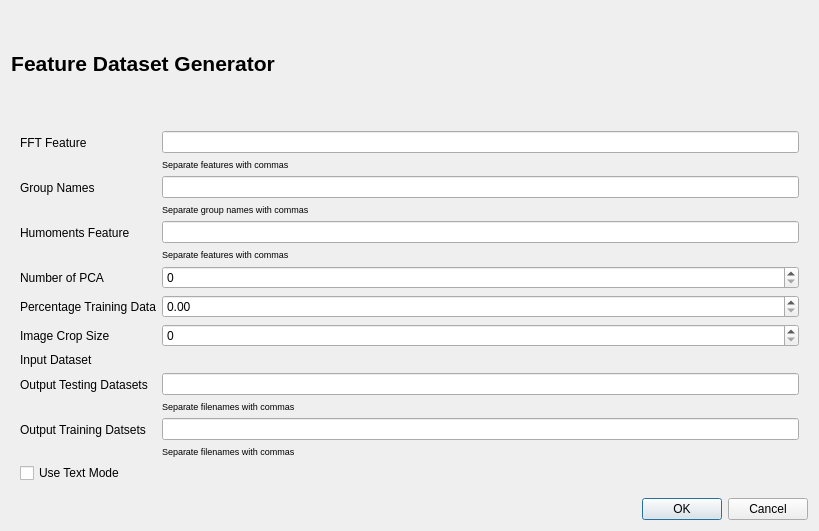
Qt form feat_dataset_generator/feat_dataset_generator_dialog_base.ui (AUGSignals/qgis-plugins) before a commit.
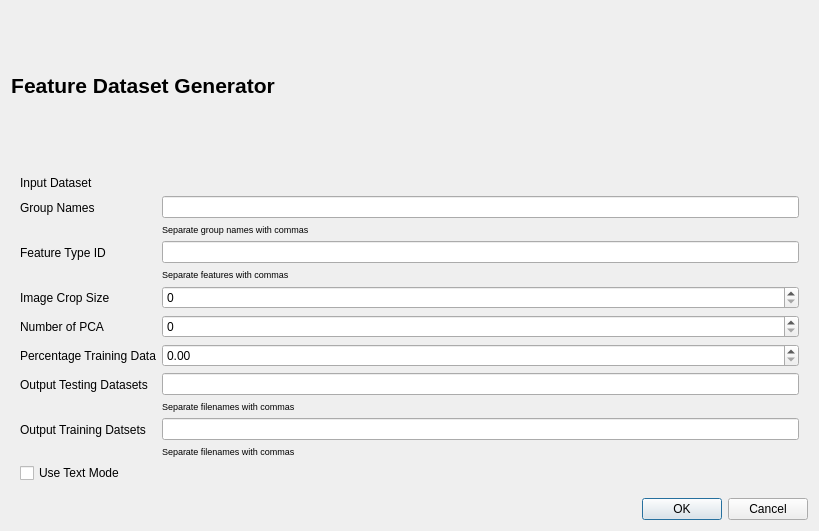
The same form after that commit. Custom widgets are drawn as their Qt base class.

What changed in the file:
```diff
--- a/feat_dataset_generator/feat_dataset_generator_dialog_base.ui
+++ b/feat_dataset_generator/feat_dataset_generator_dialog_base.ui
@@ -14,29 +14,42 @@
    <string>Feature Dataset Generator</string>
   </property>
   <layout class="QGridLayout" name="gridLayout">
+   <item row="0" column="1" alignment="Qt::AlignLeft">
+    <widget class="QLabel" name="title_label">
+     <property name="text">
+      <string>&lt;!DOCTYPE HTML PUBLIC &quot;-//W3C//DTD HTML 4.0//EN&quot; &quot;http://www.w3.org/TR/REC-html40/strict.dtd&quot;&gt;
+&lt;html&gt;&lt;head&gt;&lt;meta name=&quot;qrichtext&quot; content=&quot;1&quot; /&gt;&lt;style type=&quot;text/css&quot;&gt;
+p, li { white-space: pre-wrap; }
+&lt;/style&gt;&lt;/head&gt;&lt;body style=&quot; font-family:'MS Shell Dlg 2'; font-size:8pt; font-weight:400; font-style:normal;&quot;&gt;
+&lt;p style=&quot; margin-top:0px; margin-bottom:0px; margin-left:0px; margin-right:0px; -qt-block-indent:0; text-indent:0px;&quot;&gt;&lt;span style=&quot; font-family:'Sans Serif'; font-size:16pt; font-weight:600;&quot;&gt;Feature Dataset Generator&lt;/span&gt;&lt;/p&gt;&lt;/body&gt;&lt;/html&gt;</string>
+     </property>
+     <property name="alignment">
+      <set>Qt::AlignCenter</set>
+     </property>
+    </widget>
+   </item>
+   <item row="4" column="1">
+    <widget class="QDialogButtonBox" name="button_box">
+     <property name="orientation">
+      <enum>Qt::Horizontal</enum>
+     </property>
+     <property name="standardButtons">
+      <set>QDialogButtonBox::Cancel|QDialogButtonBox::Ok</set>
+     </property>
+    </widget>
+   </item>
    <item row="2" column="1">
     <widget class="QWidget" name="widget" native="true">
      <layout class="QFormLayout" name="formLayout">
       <item row="0" column="0">
-       <widget class="QLabel" name="fftFeatureLabel">
+       <widget class="QLabel" name="inputDatasetLabel">
         <property name="text">
-         <string>FFT Feature</string>
+         <string>Input Dataset</string>
         </property>
        </widget>
       </item>
       <item row="0" column="1">
-       <layout class="QVBoxLayout" name="fftFeatureVBoxLayout">
-        <item>
-         <widget class="QLineEdit" name="fftFeatureLineEdit"/>
-        </item>
-        <item>
-         <widget class="QLabel" name="fftFeatureHelpLabel">
-          <property name="text">
-           <string>&lt;html&gt;&lt;head/&gt;&lt;body&gt;&lt;p&gt;&lt;span style=&quot; font-size:7pt;&quot;&gt;Separate features with commas&lt;/span&gt;&lt;/p&gt;&lt;/body&gt;&lt;/html&gt;</string>
-          </property>
-         </widget>
-        </item>
-       </layout>
+       <widget class="QgsFileWidget" name="inputDatasetQgsFileWidget"/>
       </item>
       <item row="1" column="0">
        <widget class="QLabel" name="groupNamesLabel">
@@ -60,19 +73,19 @@
        </layout>
       </item>
       <item row="2" column="0">
-       <widget class="QLabel" name="humomentsFeatureLabel">
+       <widget class="QLabel" name="fftFeatureLabel">
         <property name="text">
-         <string>Humoments Feature</string>
+         <string>Feature Type ID</string>
         </property>
        </widget>
       </item>
       <item row="2" column="1">
-       <layout class="QVBoxLayout" name="humomentsFeatureVBoxLayout">
+       <layout class="QVBoxLayout" name="fftFeatureVBoxLayout">
         <item>
-         <widget class="QLineEdit" name="humomentsFeatureLineEdit"/>
+         <widget class="QLineEdit" name="fftFeatureLineEdit"/>
         </item>
         <item>
-         <widget class="QLabel" name="humomentsFeatureHelpLabel">
+         <widget class="QLabel" name="fftFeatureHelpLabel">
           <property name="text">
            <string>&lt;html&gt;&lt;head/&gt;&lt;body&gt;&lt;p&gt;&lt;span style=&quot; font-size:7pt;&quot;&gt;Separate features with commas&lt;/span&gt;&lt;/p&gt;&lt;/body&gt;&lt;/html&gt;</string>
           </property>
@@ -80,28 +93,35 @@
         </item>
        </layout>
       </item>
-      <item row="3" column="0">
+      <item row="4" column="0">
+       <widget class="QLabel" name="imageCropSizeLabel">
+        <property name="text">
+         <string>Image Crop Size</string>
+        </property>
+       </widget>
+      </item>
+      <item row="5" column="0">
        <widget class="QLabel" name="numberPCALabel">
         <property name="text">
          <string>Number of PCA</string>
         </property>
        </widget>
       </item>
-      <item row="3" column="1">
+      <item row="5" column="1">
        <widget class="QSpinBox" name="numberPCASpinBox">
         <property name="maximum">
          <number>1000</number>
         </property>
        </widget>
       </item>
-      <item row="5" column="0">
+      <item row="7" column="0">
        <widget class="QLabel" name="percentageTrainingDataLabel">
         <property name="text">
          <string>Percentage Training Data</string>
         </property>
        </widget>
       </item>
-      <item row="5" column="1">
+      <item row="7" column="1">
        <widget class="QDoubleSpinBox" name="percentageTrainingDataDoubleSpinBox">
         <property name="maximum">
          <double>1.000000000000000</double>
@@ -111,38 +131,14 @@
         </property>
        </widget>
       </item>
-      <item row="7" column="0">
-       <widget class="QLabel" name="imageCropSizeLabel">
-        <property name="text">
-         <string>Image Crop Size</string>
-        </property>
-       </widget>
-      </item>
-      <item row="7" column="1">
-       <widget class="QSpinBox" name="imageCropSizeSpinBox">
-        <property name="maximum">
-         <number>100</number>
-        </property>
-       </widget>
-      </item>
-      <item row="8" column="0">
-       <widget class="QLabel" name="inputDatasetLabel">
-        <property name="text">
-         <string>Input Dataset</string>
-        </property>
-       </widget>
-      </item>
-      <item row="8" column="1">
-       <widget class="QgsFileWidget" name="inputDatasetQgsFileWidget"/>
-      </item>
-      <item row="9" column="0">
+      <item row="11" column="0">
        <widget class="QLabel" name="outputTestingDatasetLabel">
         <property name="text">
          <string>Output Testing Datasets</string>
         </property>
        </widget>
       </item>
-      <item row="9" column="1">
+      <item row="11" column="1">
        <layout class="QVBoxLayout" name="outputTestingDatasetVBoxLayout">
         <item>
          <widget class="QLineEdit" name="outputTestingDatasetLineEdit"/>
@@ -156,14 +152,14 @@
         </item>
        </layout>
       </item>
-      <item row="10" column="0">
+      <item row="12" column="0">
        <widget class="QLabel" name="outputTrainingDatasetLabel">
         <property name="text">
          <string>Output Training Datsets</string>
         </property>
        </widget>
       </item>
-      <item row="10" column="1">
+      <item row="12" column="1">
        <layout class="QVBoxLayout" name="outputTrainingDatasetVBoxLayout">
         <item>
          <widget class="QLineEdit" name="outputTrainingDatasetLineEdit"/>
@@ -177,40 +173,23 @@
         </item>
        </layout>
       </item>
-      <item row="11" column="0">
+      <item row="13" column="0">
        <widget class="QCheckBox" name="textModeCheckBox">
         <property name="text">
          <string>Use Text Mode</string>
         </property>
        </widget>
       </item>
+      <item row="4" column="1">
+       <widget class="QSpinBox" name="imageCropSizeSpinBox">
+        <property name="maximum">
+         <number>100</number>
+        </property>
+       </widget>
+      </item>
      </layout>
     </widget>
    </item>
-   <item row="0" column="1" alignment="Qt::AlignLeft">
-    <widget class="QLabel" name="title_label">
-     <property name="text">
-      <string>&lt;!DOCTYPE HTML PUBLIC &quot;-//W3C//DTD HTML 4.0//EN&quot; &quot;http://www.w3.org/TR/REC-html40/strict.dtd&quot;&gt;
-&lt;html&gt;&lt;head&gt;&lt;meta name=&quot;qrichtext&quot; content=&quot;1&quot; /&gt;&lt;style type=&quot;text/css&quot;&gt;
-p, li { white-space: pre-wrap; }
-&lt;/style&gt;&lt;/head&gt;&lt;body style=&quot; font-family:'MS Shell Dlg 2'; font-size:8pt; font-weight:400; font-style:normal;&quot;&gt;
-&lt;p style=&quot; margin-top:0px; margin-bottom:0px; margin-left:0px; margin-right:0px; -qt-block-indent:0; text-indent:0px;&quot;&gt;&lt;span style=&quot; font-family:'Sans Serif'; font-size:16pt; font-weight:600;&quot;&gt;Feature Dataset Generator&lt;/span&gt;&lt;/p&gt;&lt;/body&gt;&lt;/html&gt;</string>
-     </property>
-     <property name="alignment">
-      <set>Qt::AlignCenter</set>
-     </property>
-    </widget>
-   </item>
-   <item row="4" column="1">
-    <widget class="QDialogButtonBox" name="button_box">
-     <property name="orientation">
-      <enum>Qt::Horizontal</enum>
-     </property>
-     <property name="standardButtons">
-      <set>QDialogButtonBox::Cancel|QDialogButtonBox::Ok</set>
-     </property>
-    </widget>
-   </item>
   </layout>
  </widget>
  <customwidgets>
```
